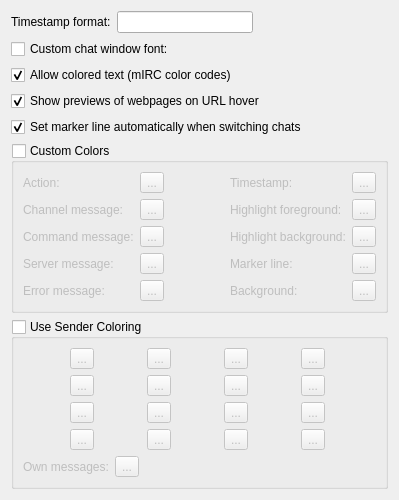
First picture: the form in src/mobileui/settingspages/chatviewsettingspage.ui, repository raininja/quassel2go, before the edit.
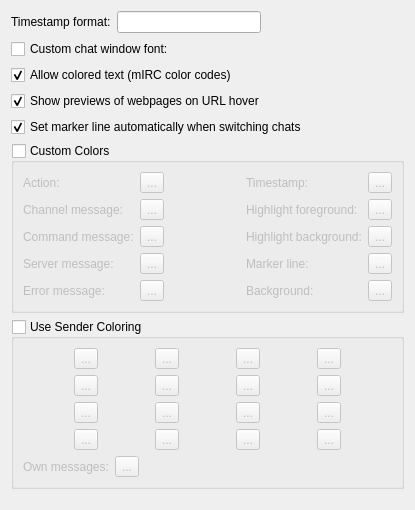
Second picture: the form after the edit. Custom widgets are drawn as their Qt base class.

Commit message: modify some default settings to be more suitable for n900

Diff of the .ui file:
```diff
--- a/src/mobileui/settingspages/chatviewsettingspage.ui
+++ b/src/mobileui/settingspages/chatviewsettingspage.ui
@@ -6,8 +6,8 @@
    <rect>
     <x>0</x>
     <y>0</y>
-    <width>399</width>
-    <height>497</height>
+    <width>415</width>
+    <height>510</height>
    </rect>
   </property>
   <property name="windowTitle">
```
Left out of the diff: 20 changed lines with no effect on the pictures. The commit also changes 2 other files.
